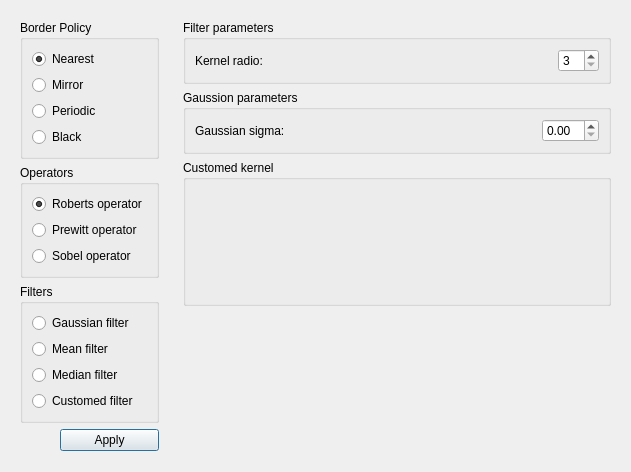
Ovilia/PIP, file src/FilterDialog.ui: the form before one commit.
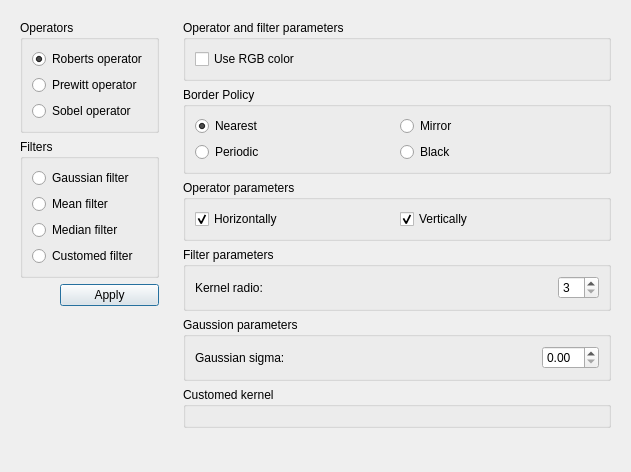
The form after the commit.

Commit message: Convolution bug resolved. Operators complete

Diff of the .ui file:
```diff
--- a/src/FilterDialog.ui
+++ b/src/FilterDialog.ui
@@ -26,46 +26,6 @@
       <property name="bottomMargin">
        <number>9</number>
       </property>
-      <item>
-       <widget class="QGroupBox" name="borderGroup">
-        <property name="title">
-         <string>Border Policy</string>
-        </property>
-        <layout class="QVBoxLayout" name="verticalLayout_9">
-         <item>
-          <widget class="QRadioButton" name="nearestButton">
-           <property name="text">
-            <string>Nearest</string>
-           </property>
-           <property name="checked">
-            <bool>true</bool>
-           </property>
-          </widget>
-         </item>
-         <item>
-          <widget class="QRadioButton" name="mirrorButton">
-           <property name="text">
-            <string>Mirror</string>
-           </property>
-          </widget>
-         </item>
-         <item>
-          <widget class="QRadioButton" name="periodicButton">
-           <property name="text">
-            <string>Periodic</string>
-           </property>
-          </widget>
-         </item>
-         <item>
-          <widget class="QRadioButton" name="blackButton">
-           <property name="text">
-            <string>Black</string>
-           </property>
-          </widget>
-         </item>
-        </layout>
-       </widget>
-      </item>
       <item>
        <widget class="QGroupBox" name="operatorGroup">
         <property name="title">
@@ -211,6 +171,91 @@
    <item>
     <widget class="QWidget" name="rightWidget" native="true">
      <layout class="QVBoxLayout" name="verticalLayout_4">
+      <item>
+       <widget class="QGroupBox" name="bothParaGroup">
+        <property name="title">
+         <string>Operator and filter parameters</string>
+        </property>
+        <layout class="QVBoxLayout" name="verticalLayout_9">
+         <item>
+          <widget class="QCheckBox" name="rgbCheck">
+           <property name="text">
+            <string>Use RGB color</string>
+           </property>
+          </widget>
+         </item>
+        </layout>
+       </widget>
+      </item>
+      <item>
+       <widget class="QGroupBox" name="borderGroup">
+        <property name="title">
+         <string>Border Policy</string>
+        </property>
+        <layout class="QGridLayout" name="gridLayout_2">
+         <item row="0" column="0">
+          <widget class="QRadioButton" name="nearestButton">
+           <property name="text">
+            <string>Nearest</string>
+           </property>
+           <property name="checked">
+            <bool>true</bool>
+           </property>
+          </widget>
+         </item>
+         <item row="3" column="0">
+          <widget class="QRadioButton" name="periodicButton">
+           <property name="text">
+            <string>Periodic</string>
+           </property>
+          </widget>
+         </item>
+         <item row="0" column="1">
+          <widget class="QRadioButton" name="mirrorButton">
+           <property name="text">
+            <string>Mirror</string>
+           </property>
+          </widget>
+         </item>
+         <item row="3" column="1">
+          <widget class="QRadioButton" name="blackButton">
+           <property name="text">
+            <string>Black</string>
+           </property>
+          </widget>
+         </item>
+        </layout>
+       </widget>
+      </item>
+      <item>
+       <widget class="QGroupBox" name="operatorParaGroup">
+        <property name="title">
+         <string>Operator parameters</string>
+        </property>
+        <layout class="QHBoxLayout" name="horizontalLayout_5">
+         <item>
+          <widget class="QCheckBox" name="horizontalCheck">
+           <property name="text">
+            <string>Horizontally</string>
+           </property>
+           <property name="checked">
+            <bool>true</bool>
+           </property>
+          </widget>
+         </item>
+         <item>
+          <widget class="QCheckBox" name="verticalCheck">
+           <property name="text">
+            <string>Vertically</string>
+           </property>
+           <property name="checked">
+            <bool>true</bool>
+           </property>
+          </widget>
+         </item>
+        </layout>
+       </widget>
+      </item>
       <item>
        <widget class="QGroupBox" name="filterParaGroup">
         <property name="enabled">
```
The commit also changes 17 other files.
